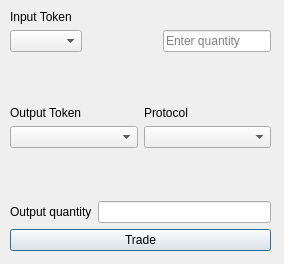
This is TradeDialog.ui in LiquidityProtocol/AMM-Simulator as Qt 5 draws it before an edit. The edited form follows.
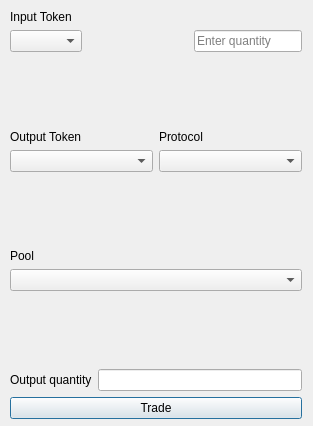
This is the edited form.

```diff
--- a/TradeDialog.ui
+++ b/TradeDialog.ui
@@ -6,8 +6,8 @@
    <rect>
     <x>0</x>
     <y>0</y>
-    <width>284</width>
-    <height>264</height>
+    <width>313</width>
+    <height>426</height>
    </rect>
   </property>
   <property name="windowTitle">
@@ -18,8 +18,8 @@
     <rect>
      <x>10</x>
      <y>10</y>
-     <width>261</width>
-     <height>241</height>
+     <width>292</width>
+     <height>409</height>
     </rect>
    </property>
    <layout class="QVBoxLayout" name="verticalLayout">
@@ -58,7 +58,7 @@
      </layout>
     </item>
     <item>
-     <spacer name="verticalSpacer">
+     <spacer name="verticalSpacer_3">
       <property name="orientation">
        <enum>Qt::Vertical</enum>
       </property>
@@ -115,6 +115,29 @@
       </property>
      </spacer>
     </item>
+    <item>
+     <widget class="QLabel" name="label_5">
+      <property name="text">
+       <string>Pool</string>
+      </property>
+     </widget>
+    </item>
+    <item>
+     <widget class="QComboBox" name="pool_comboBox"/>
+    </item>
+    <item>
+     <spacer name="verticalSpacer">
+      <property name="orientation">
+       <enum>Qt::Vertical</enum>
+      </property>
+      <property name="sizeHint" stdset="0">
+       <size>
+        <width>20</width>
+        <height>40</height>
+       </size>
+      </property>
+     </spacer>
+    </item>
     <item>
      <layout class="QHBoxLayout" name="horizontalLayout_3">
       <item>
@@ -125,7 +148,11 @@
        </widget>
       </item>
       <item>
-       <widget class="QLineEdit" name="output_quantity_lineEdit"/>
+       <widget class="QLineEdit" name="output_quantity_lineEdit">
+        <property name="readOnly">
+         <bool>true</bool>
+        </property>
+       </widget>
       </item>
      </layout>
     </item>
```
